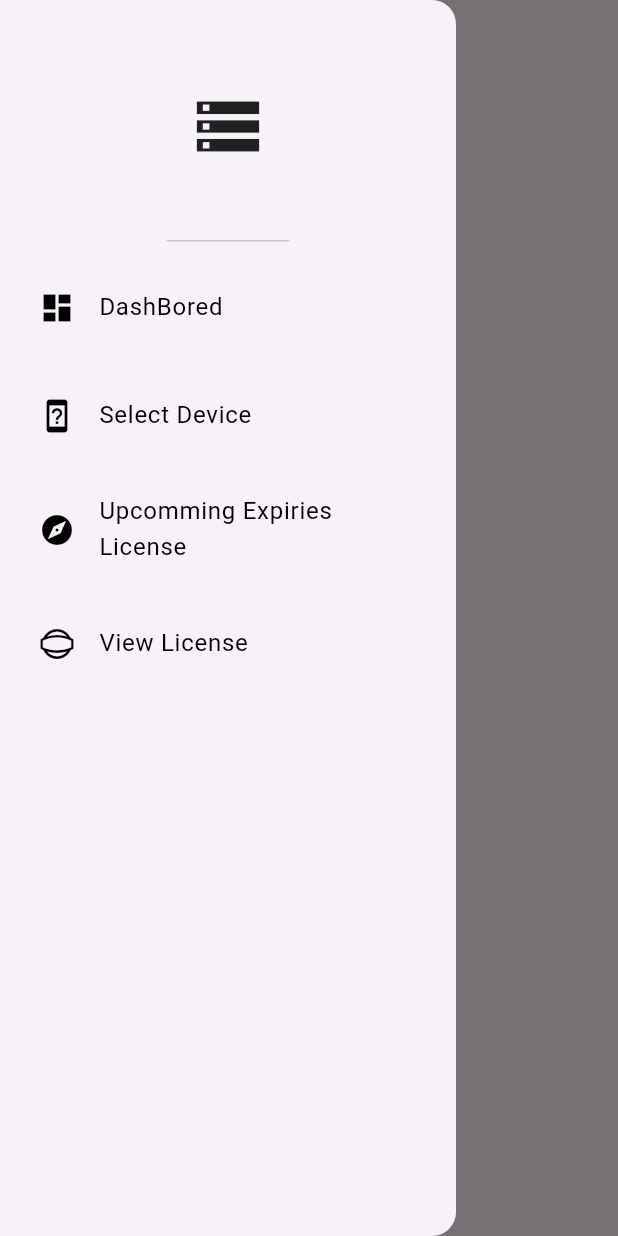
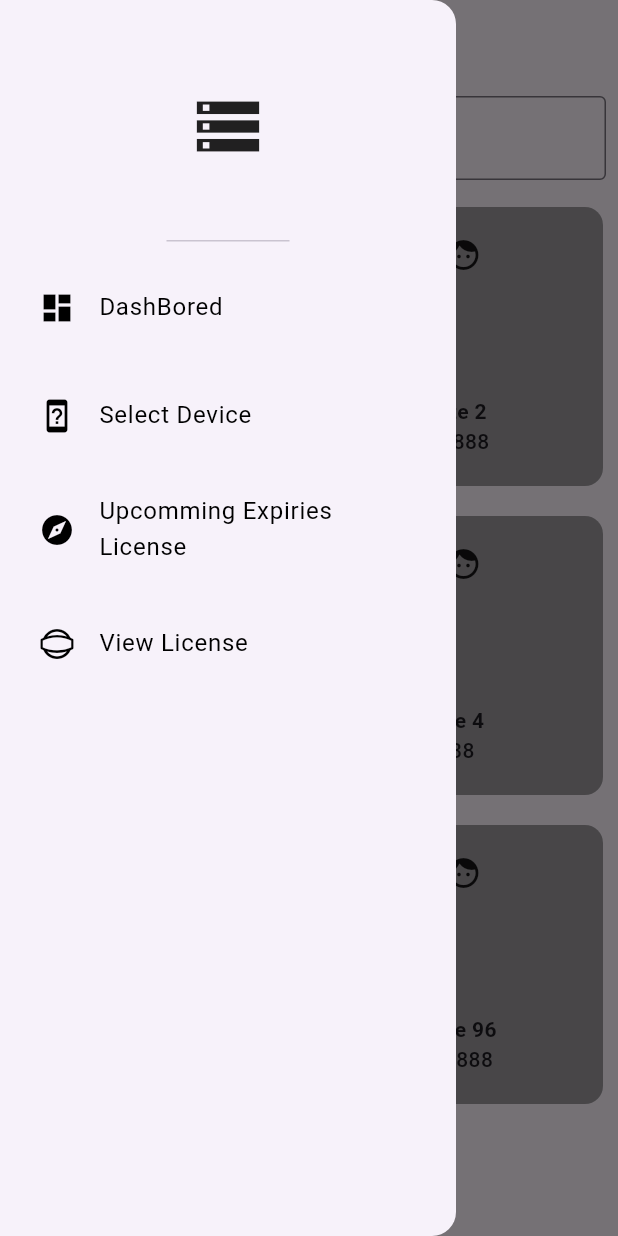
Before and after one commit to mohamedamine-code/chech_Licence_Flutter, a Flutter app: the Selectdevices screen opened by its route, with the side drawer open, on a phone screen of 412 x 824 dp. Run offline on Flutter 3.47's test engine with Material 3 defaults, Android fonts, the phone set to English and light mode, and no system bars.

Commit message:
Select Device commit

```diff
--- /dev/null
+++ b/lib/Component/MyDevice.dart
@@ -0,0 +1,41 @@
+import 'package:flutter/material.dart';
+
+class MyDevice extends StatelessWidget {
+  String name;
+  String id;
+  VoidCallback onTap;
+  MyDevice({required this.id,required this.name, required this.onTap});
+
+  @override
+  Widget build(BuildContext context) {
+    return GestureDetector(
+      onTap: (){
+        onTap();
+      },
+      child: Container(
+        padding: EdgeInsets.all(20),
+        margin: EdgeInsets.symmetric(horizontal: 10,vertical: 10),
+        decoration: BoxDecoration(
+          color: Colors.black38,
+          borderRadius: BorderRadius.circular(12)
+        ),
+        child: Column(
+          mainAxisAlignment: MainAxisAlignment.spaceBetween,
+          children: [
+            Icon(Icons.face),
+            Align(
+              alignment: Alignment.topLeft,
+              child: Column(
+                // mainAxisAlignment: MainAxisAlignment.spaceBetween,
+                children: [
+                  Text(name,style: TextStyle(fontWeight: FontWeight.bold),),
+                  Text(id,style: TextStyle(fontWeight: FontWeight.w500),),
+                ],
+              ),
+            )
+          ],
+        ),
+      ),
+    );
+  }
+}
--- a/lib/main.dart
+++ b/lib/main.dart
@@ -1,11 +1,21 @@
+import 'package:check_license/models/DataBase.dart';
 import 'package:check_license/pages/DashBored.dart';
 import 'package:check_license/pages/SelectDevices.dart';
 import 'package:check_license/pages/UpcommingExpiries.dart';
 import 'package:check_license/pages/ViewLicense.dart';
 import 'package:flutter/material.dart';
+import 'package:provider/provider.dart';
 
 void main() {
-  runApp(const MyApp());
+  runApp(
+    MultiProvider(providers: [
+      ChangeNotifierProvider(create: (_)=>DatabaseDevices())
+    ],
+    child:const MyApp(),
+    ),
+
+
+    );
 }
 
 class MyApp extends StatelessWidget {
--- /dev/null
+++ b/lib/models/DataBase.dart
@@ -0,0 +1,47 @@
+import 'package:check_license/models/device.dart';
+import 'package:flutter/material.dart';
+
+class DatabaseDevices extends ChangeNotifier {
+  // local data Base of our device
+  List<Device> MyDevice = [
+    Device(State: "valid", name: "imprimante 1", id: "855858888888"),
+    Device(State: "valid", name: "imprimante 2", id: "88885588888"),
+    Device(State: "Missing", name: "imprimante 3", id: "8855688888"),
+    Device(State: "expired", name: "imprimante 4", id: "888556888"),
+    Device(State: "Missing", name: "imprimante 5", id: "8888855888"),
+    Device(State: "Missing", name: "imprimante 96", id: "88888555888"),
+  ];
+
+  // List of the device selected
+  List<Device> Selectdevices = [];
+
+  // get the list of MyDevice
+  List<Device> get getMydevices => MyDevice;
+
+  // get the list of selected device
+  List<Device> get getSelecDevices => Selectdevices;
+
+  // add a new item to list of selected device
+  void addItemToSelectedDevice(Device x) {
+    Selectdevices.add(x);
+    notifyListeners();
+  }
+
+  // add a new item to list of MyDevices
+  void addItemToMyDevice(Device x) {
+    MyDevice.add(x);
+    notifyListeners();
+  }
+
+  // remove an item from the list of selected device
+  void removeitemSelectedDevices(Device x) {
+    Selectdevices.remove(x);
+    notifyListeners();
+  }
+
+  // remove an item from the list of selected device
+  void removeitemMyDevices(Device x) {
+    MyDevice.remove(x);
+    notifyListeners();
+  }
+}
--- /dev/null
+++ b/lib/models/device.dart
@@ -0,0 +1,13 @@
+class Device {
+  String name;
+  String id;
+  // String path;
+  String State;
+
+  Device({
+    required this.State,
+    required this.name,
+    required this.id,
+    // required this.path,
+  });
+}
--- a/lib/pages/SelectDevices.dart
+++ b/lib/pages/SelectDevices.dart
@@ -1,17 +1,95 @@
 import 'package:check_license/Component/Drawer.dart';
+import 'package:check_license/Component/MyDevice.dart';
+import 'package:check_license/models/DataBase.dart';
 import 'package:flutter/material.dart';
+import 'package:provider/provider.dart';
 
-class Selectdevices extends StatelessWidget {
+class Selectdevices extends StatefulWidget {
   const Selectdevices({super.key});
 
   @override
+  State<Selectdevices> createState() => _SelectdevicesState();
+}
+
+class _SelectdevicesState extends State<Selectdevices> {
+  TextEditingController _searchController = TextEditingController();
+
+  final List<String> _allItems = [
+    'Apple',
+    'Banana',
+    'Cherry',
+    'Date',
+    'Fig',
+    'Grape',
+    'Kiwi',
+  ];
+  List<String> _filteredItems = [];
+
+  @override
+  void initState() {
+    super.initState();
+    _filteredItems = _allItems;
+    // tiggres the function filterSearch(); when the content of _searchController
+    // change .
+    _searchController.addListener(() {
+      filterSearch();
+    });
+  }
+
+  void filterSearch() {
+    final query = _searchController.text.toLowerCase();
+    setState(() {
+      _filteredItems =
+          _allItems
+              .where((item) => item.toLowerCase().contains(query))
+              .toList();
+    });
+  }
+
+  @override
+  void dispose() {
+    _searchController.dispose();
+    super.dispose();
+  }
+
+  @override
   Widget build(BuildContext context) {
+    final device = context.watch<DatabaseDevices>().getMydevices;
     return Scaffold(
-      appBar: AppBar(
-        title: Text("Select devices"),
-        centerTitle: true,
+      appBar: AppBar(title: Text("Select devices"), centerTitle: true),
+      drawer: MyDrawer(),
+      body: Column(
+        children: [
+          Padding(
+            padding: const EdgeInsets.all(8.0),
+            child: TextField(
+              controller: _searchController,
+              decoration: InputDecoration(
+                labelText: "Search",
+                prefixIcon: Icon(Icons.search),
+                border: OutlineInputBorder(),
+              ),
+            ),
+          ),
+          Expanded(
+            child: GridView.builder(
+              gridDelegate: SliverGridDelegateWithFixedCrossAxisCount(
+                // mainAxisSpacing: 20,
+                // crossAxisSpacing: 20,
+                crossAxisCount: 2,
+              ),
+              itemCount: device.length,
+              itemBuilder: (context, index) {
+                return MyDevice(
+                  onTap: (){
+
+                  },
+                  name: device[index].name, id: device[index].id);
+              },
+            ),
+          ),
+        ],
       ),
-      drawer: MyDrawer(),
     );
   }
 }
--- a/pubspec.yaml
+++ b/pubspec.yaml
@@ -34,6 +34,7 @@ dependencies:
   # The following adds the Cupertino Icons font to your application.
   # Use with the CupertinoIcons class for iOS style icons.
   cupertino_icons: ^1.0.8
+  provider: ^6.1.5
 
 dev_dependencies:
   flutter_test:
```
Also changed, not shown: pubspec.lock.
